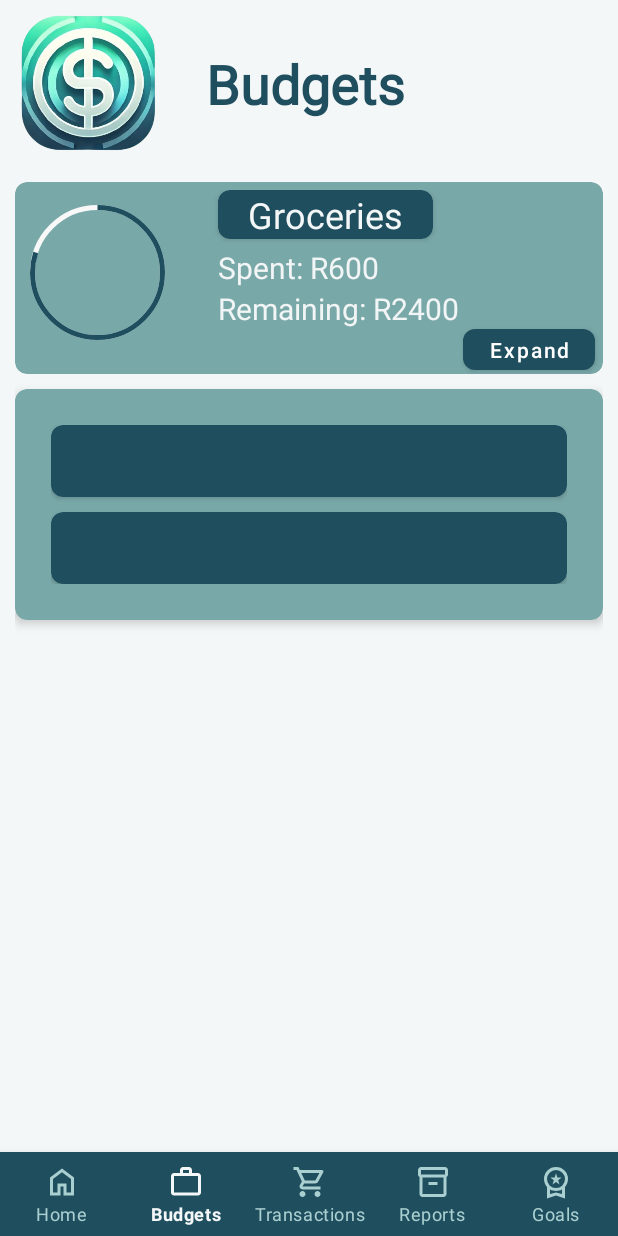
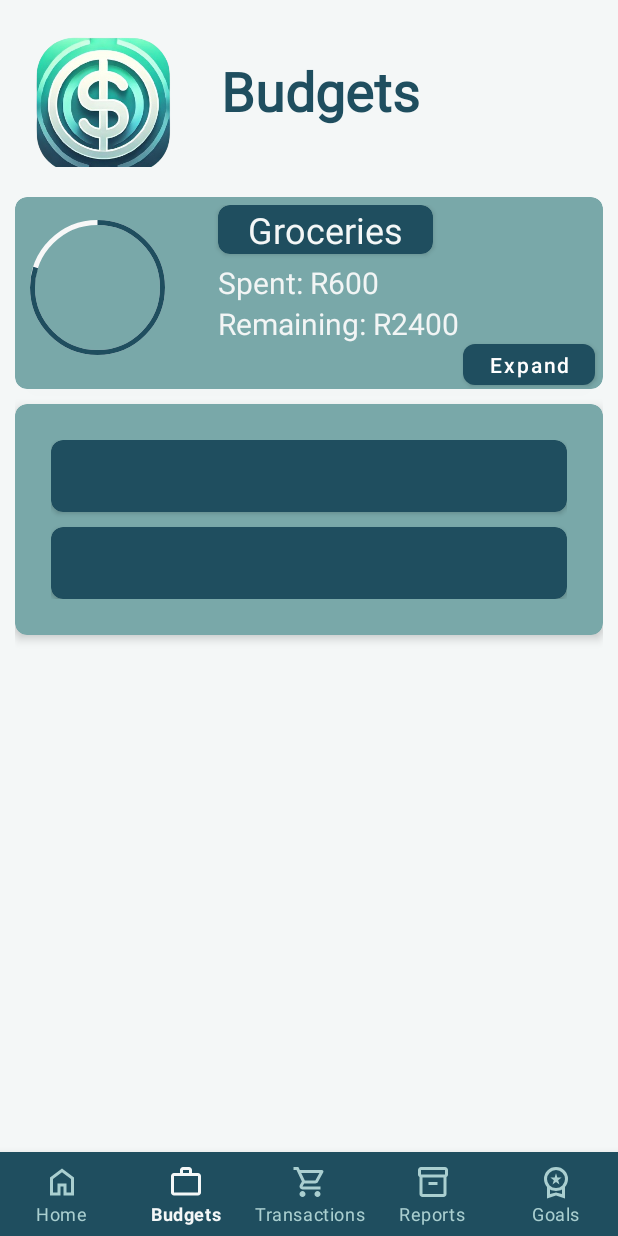
Before and after one commit to JamesWestonKnox/MoneyManager, an Android app: the BudgetsActivity screen opened directly, with no data from a screen before it, on a phone screen of 412 x 824 dp. Run offline under Robolectric (Android 15) with nearby library versions, the phone set to English and light mode, and no system bars.

Commit message:
Added Database tables for budgets and transactions.

```diff
--- /dev/null
+++ b/app/src/main/java/com/example/moneymanager/BudgetDao.kt
@@ -0,0 +1,4 @@
+package com.example.moneymanager
+
+interface BudgetDao {
+}
--- a/app/src/main/res/layout/budgets_page.xml
+++ b/app/src/main/res/layout/budgets_page.xml
@@ -16,7 +16,9 @@
             android:id="@+id/imageView2"
             android:layout_width="97dp"
             android:layout_height="91dp"
-            android:layout_gravity="center_vertical"
+            android:layout_gravity="center|start"
+            android:layout_marginLeft="10dp"
+            android:layout_marginTop="10dp"
             app:srcCompat="@drawable/logo" />
 
         <TextView
--- a/app/src/main/res/layout/goals_page.xml
+++ b/app/src/main/res/layout/goals_page.xml
@@ -75,6 +75,7 @@
                 android:layout_marginTop="24dp">
 
                 <!-- Background CardView -->
+
                 <androidx.cardview.widget.CardView
                     android:layout_width="match_parent"
                     android:layout_height="443dp"
@@ -85,6 +86,7 @@
                     app:contentPadding="16dp">
 
                     <!-- Floating Label -->
+
                     <TextView
                         android:layout_width="wrap_content"
                         android:layout_height="wrap_content"
@@ -96,9 +98,9 @@
                         android:paddingVertical="6dp"
                         android:text="Your goals"
                         android:textColor="#FFFFFF"
-                        android:translationY="-16dp"
                         android:textSize="18sp"
-                        android:textStyle="bold" />
+                        android:textStyle="bold"
+                        android:translationY="-16dp" />
 
                     <LinearLayout
                         android:layout_width="347dp"
--- a/app/src/main/res/layout/home_page.xml
+++ b/app/src/main/res/layout/home_page.xml
@@ -46,7 +46,7 @@
             android:layout_marginTop="30dp"
             android:layout_marginRight="10dp"
             android:layout_weight="1"
-            android:background="#FDFDFD"
+            android:background="#F2F5F5"
             android:clickable="true"
             app:srcCompat="@drawable/ic_account"
             app:tint="#1F4E5F" />
```
Also changed, not shown: app/src/main/java/com/example/moneymanager/Budget.kt (added, +12 -0 lines), app/src/main/java/com/example/moneymanager/Transaction.kt (added, +15 -0 lines), app/src/main/java/com/example/moneymanager/TransactionDao.kt (added, +16 -0 lines).
